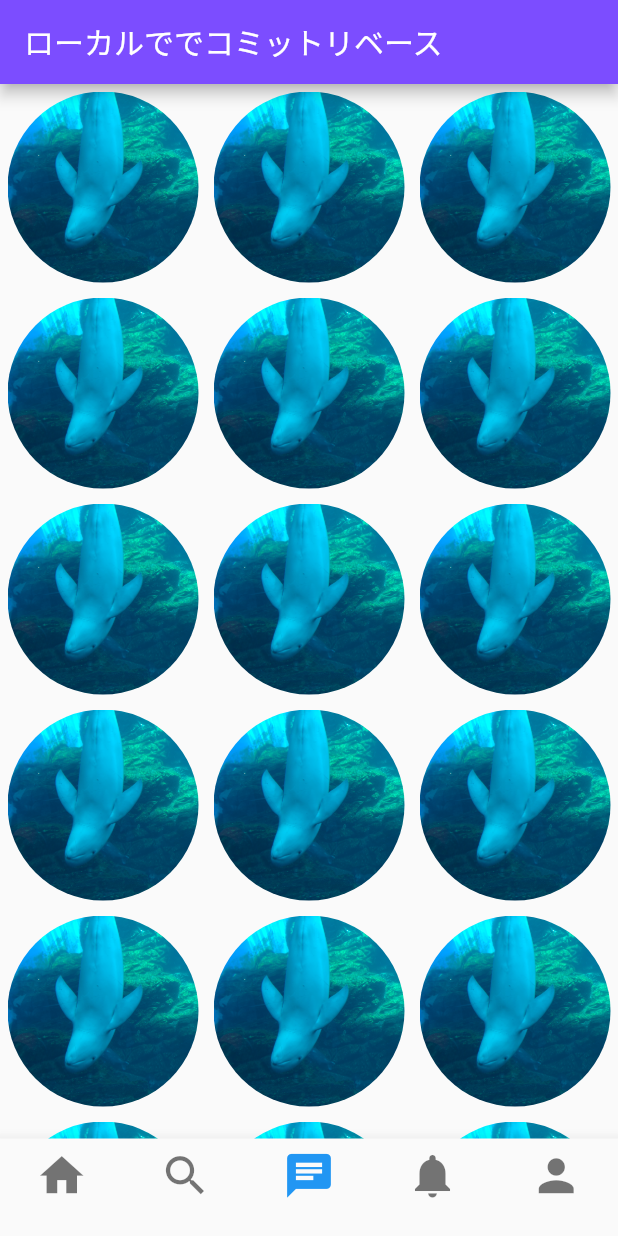
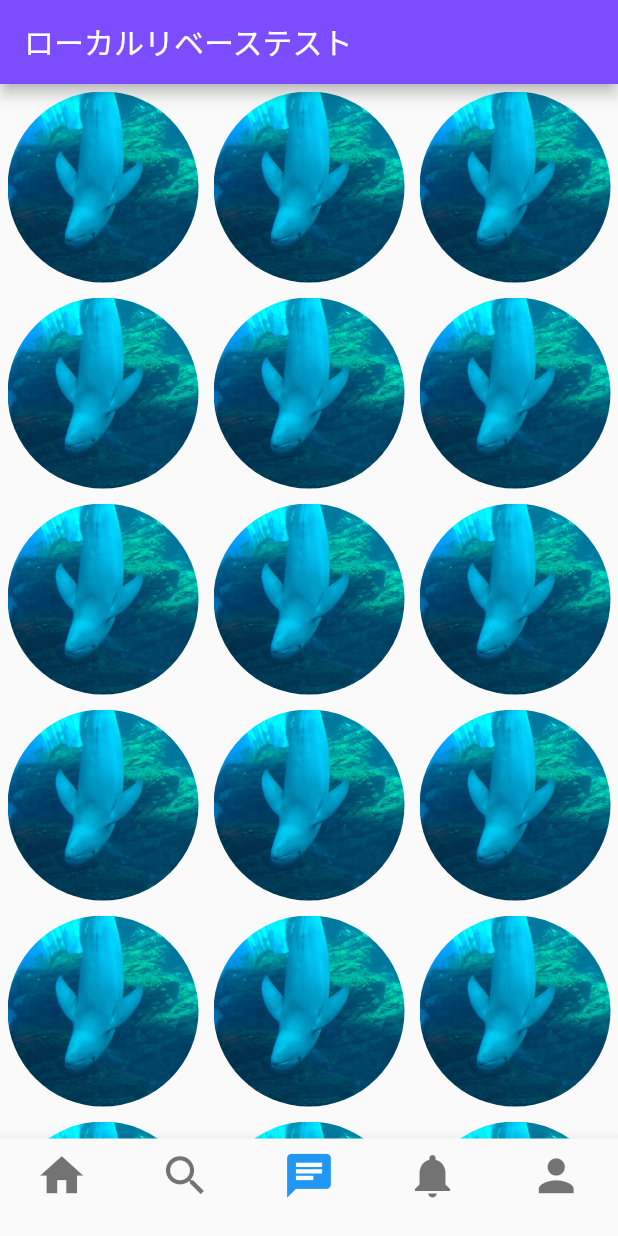
Before and after one commit to y-matsuura0715/chatAppWithFlutter, a Flutter app: the screen it shows after launch, item 3 of the bottom bar chosen, on a phone screen of 412 x 824 dp. Run offline on Flutter 3.47's test engine with Material 2 defaults, Android fonts, the phone set to English and light mode, and no system bars.

Commit message:
ローカルリベーステスト

```diff
--- a/lib/presentation/view/chat.dart
+++ b/lib/presentation/view/chat.dart
@@ -10,7 +10,7 @@ class Chat extends StatelessWidget {
     return Scaffold(
       appBar: AppBar(
         backgroundColor: Colors.deepPurpleAccent,
-        title: const Text('ローカルででコミットリベース'),
+        title: const Text('ローカルリベーステスト'),
       ),
       body: Center(
         child: GridView.builder(
```
